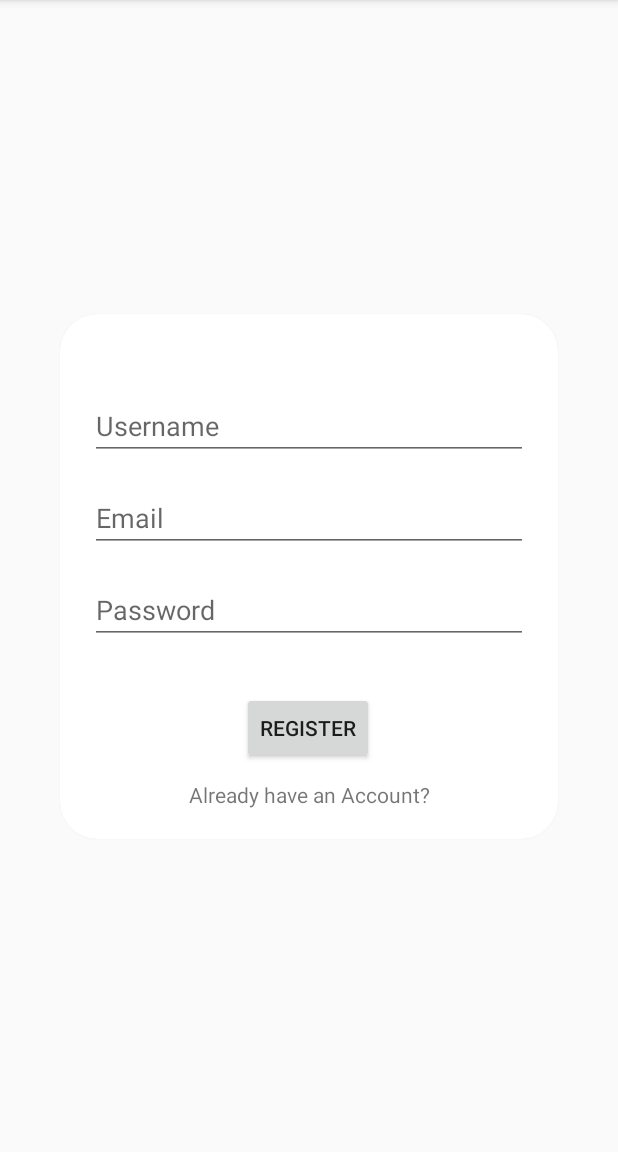
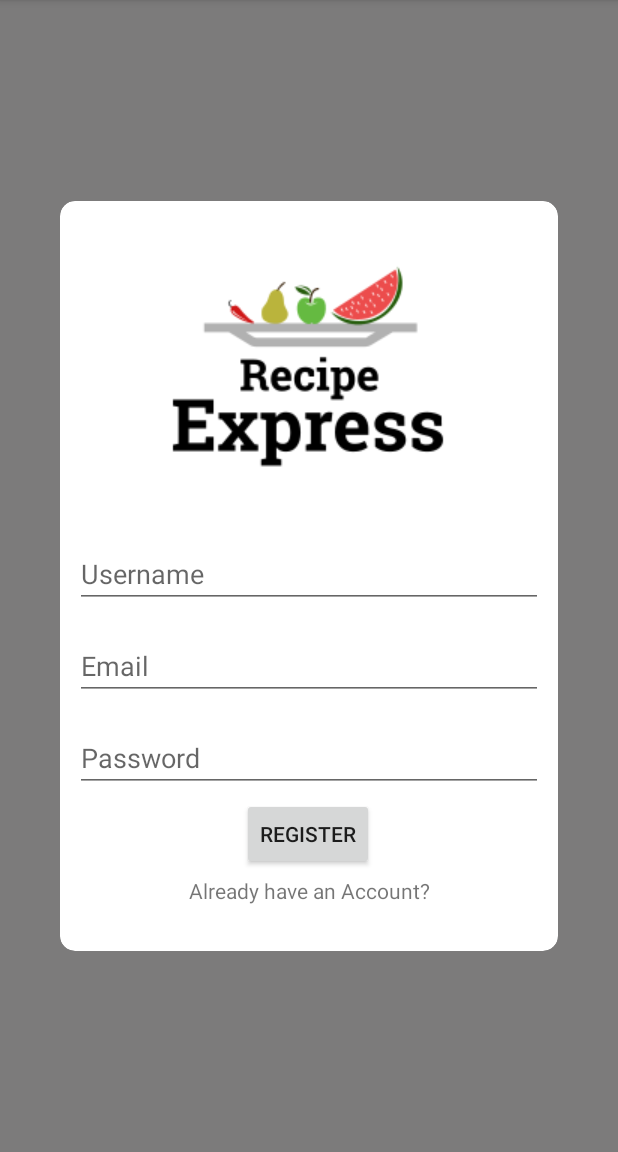
Before and after one commit to HeleneWentworth/RecipeExpress, an Android app: the RegisterFragment screen opened through its navigation route, on a phone screen of 412 x 824 dp, the part 84-1236 px from its top. Run offline under Robolectric (Android 15) with nearby library versions, the phone set to English and light mode, and no system bars; our stand-ins replace Firebase (no records; nobody signed in at launch, a user with empty details on screens opened directly), Picasso, data binding; libraries missing offline, so code that uses them is left out: com.xwray.groupie; 3 statements that could not run were skipped.

Commit message:
Login/Register Styled

```diff
--- a/app/src/main/res/layout/fragment_home.xml
+++ b/app/src/main/res/layout/fragment_home.xml
@@ -14,7 +14,6 @@
             android:id="@+id/textView"
             android:layout_width="wrap_content"
             android:layout_height="wrap_content"
-            android:text="Log in HomeScreen"
             app:layout_constraintBottom_toBottomOf="parent"
             app:layout_constraintEnd_toEndOf="parent"
             app:layout_constraintStart_toStartOf="parent"
--- a/app/src/main/res/layout/fragment_register.xml
+++ b/app/src/main/res/layout/fragment_register.xml
@@ -7,34 +7,34 @@
     <androidx.constraintlayout.widget.ConstraintLayout
         android:id="@+id/registerLayout"
         android:layout_width="match_parent"
-        android:layout_height="match_parent">
+        android:layout_height="match_parent"
+        android:background="#7C7B7B">
 
         <androidx.cardview.widget.CardView
             android:layout_width="match_parent"
-            android:layout_height="350dp"
+            android:layout_height="500dp"
             android:layout_margin="40dp"
             app:layout_constraintBottom_toBottomOf="parent"
             app:layout_constraintEnd_toEndOf="parent"
             app:layout_constraintStart_toStartOf="parent"
             app:layout_constraintTop_toTopOf="parent"
-            app:cardCornerRadius="25dp">
+            app:cardCornerRadius="10dp">
             <androidx.constraintlayout.widget.ConstraintLayout
                 android:layout_width="match_parent"
                 android:layout_height="match_parent"
-                android:padding="20dp">
+                android:padding="10dp">
 
                 <EditText
                     android:id="@+id/registerUsername"
                     android:layout_width="match_parent"
                     android:layout_height="wrap_content"
-                    android:layout_marginTop="32dp"
+                    android:layout_marginTop="16dp"
                     android:ems="10"
                     android:hint="Username"
                     android:inputType="textPersonName"
                     app:layout_constraintEnd_toEndOf="parent"
-                    app:layout_constraintHorizontal_bias="0.495"
                     app:layout_constraintStart_toStartOf="parent"
-                    app:layout_constraintTop_toTopOf="parent" />
+                    app:layout_constraintTop_toBottomOf="@+id/imageView" />
 
                 <EditText
                     android:id="@+id/registerEmail"
@@ -67,27 +67,34 @@
                     android:id="@+id/registerSubmit"
                     android:layout_width="wrap_content"
                     android:layout_height="wrap_content"
-                    android:layout_marginTop="32dp"
+                    android:layout_marginTop="4dp"
                     android:text="Register"
-                    app:layout_constraintBottom_toBottomOf="parent"
                     app:layout_constraintEnd_toEndOf="parent"
                     app:layout_constraintHorizontal_bias="0.497"
                     app:layout_constraintStart_toStartOf="parent"
                     app:layout_constraintTop_toBottomOf="@+id/registerPassword"
-                    app:layout_constraintVertical_bias="0.0"
                     app:layout_goneMarginTop="20dp" />
 
                 <TextView
                     android:id="@+id/gotologinFragment"
                     android:layout_width="wrap_content"
                     android:layout_height="wrap_content"
+                    android:layout_marginTop="4dp"
                     android:text="Already have an Account?"
-                    app:layout_constraintBottom_toBottomOf="parent"
                     app:layout_constraintEnd_toEndOf="parent"
                     app:layout_constraintStart_toStartOf="parent"
                     app:layout_constraintTop_toBottomOf="@+id/registerSubmit"
-                    app:layout_constraintVertical_bias="1.0"
                     app:layout_goneMarginTop="15dp" />
+
+                <ImageView
+                    android:id="@+id/imageView"
+                    android:layout_width="wrap_content"
+                    android:layout_height="wrap_content"
+                    android:src="@drawable/recipe_express"
+                    app:layout_constraintEnd_toEndOf="parent"
+                    app:layout_constraintHorizontal_bias="0.496"
+                    app:layout_constraintStart_toStartOf="parent"
+                    app:layout_constraintTop_toTopOf="parent" />
 
             </androidx.constraintlayout.widget.ConstraintLayout>
 
```
Also changed, not shown: app/src/main/res/layout/fragment_login.xml (+22 -12 lines), app/src/main/res/drawable/recipe_express.png (added), 3 other files.
